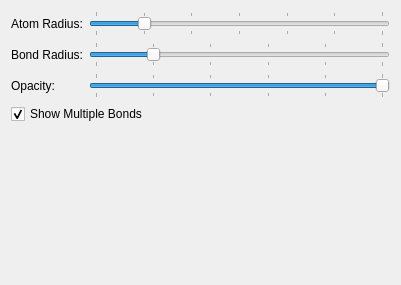
Above: libavogadro/src/engines/bsdysettingswidget.ui from cryos/avogadro before the change. Below: the same form after it.
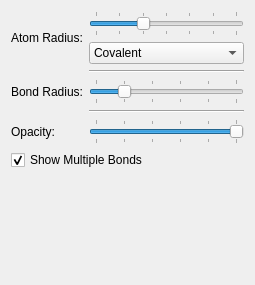
That is the form after the change.

Commit message: Added choice of Covalen/VdW radii

The edit to the form file:
```diff
--- a/libavogadro/src/engines/bsdysettingswidget.ui
+++ b/libavogadro/src/engines/bsdysettingswidget.ui
@@ -1,20 +1,20 @@
 <ui version="4.0" >
  <class>BSDYSettingsWidget</class>
- <widget class="QWidget" name="BSDYSettingsWidget" >
-  <property name="geometry" >
+ <widget class="QWidget" name="BSDYSettingsWidget">
+  <property name="geometry">
    <rect>
     <x>0</x>
     <y>0</y>
-    <width>401</width>
+    <width>255</width>
     <height>285</height>
    </rect>
   </property>
   <layout class="QVBoxLayout" name="verticalLayout" >
    <item>
-    <layout class="QGridLayout" name="gridLayout" >
-     <item row="0" column="0" >
-      <widget class="QLabel" name="atomRadiusLabel" >
-       <property name="text" >
+    <layout class="QGridLayout" name="gridLayout">
+     <item row="0" column="0" rowspan="2">
+      <widget class="QLabel" name="atomRadiusLabel">
+       <property name="text">
         <string>Atom Radius:</string>
        </property>
       </widget>
@@ -30,8 +30,8 @@
        <property name="pageStep" >
         <number>10</number>
        </property>
-       <property name="value" >
-        <number>15</number>
+       <property name="value">
+        <number>25</number>
        </property>
        <property name="orientation" >
         <enum>Qt::Horizontal</enum>
@@ -41,16 +41,16 @@
        </property>
       </widget>
      </item>
-     <item row="1" column="0" >
-      <widget class="QLabel" name="bondRadiusLabel" >
-       <property name="text" >
+     <item row="5" column="0">
+      <widget class="QLabel" name="bondRadiusLabel">
+       <property name="text">
         <string>Bond Radius:</string>
        </property>
       </widget>
      </item>
-     <item row="1" column="2" >
-      <widget class="QSlider" name="bondRadiusSlider" >
-       <property name="minimum" >
+     <item row="5" column="2">
+      <widget class="QSlider" name="bondRadiusSlider">
+       <property name="minimum">
         <number>1</number>
        </property>
        <property name="maximum" >
@@ -70,16 +70,16 @@
        </property>
       </widget>
      </item>
-     <item row="2" column="0" >
-      <widget class="QLabel" name="opacitySliderLabel" >
-       <property name="text" >
+     <item row="8" column="0">
+      <widget class="QLabel" name="opacitySliderLabel">
+       <property name="text">
         <string>Opacity:</string>
        </property>
       </widget>
      </item>
-     <item row="2" column="2" >
-      <widget class="QSlider" name="opacitySlider" >
-       <property name="minimum" >
+     <item row="8" column="2">
+      <widget class="QSlider" name="opacitySlider">
+       <property name="minimum">
         <number>0</number>
        </property>
        <property name="maximum" >
@@ -111,6 +111,46 @@
        </property>
       </widget>
      </item>
+     <item row="1" column="2">
+      <widget class="QComboBox" name="combo_radius">
+       <property name="sizePolicy">
+        <sizepolicy hsizetype="Expanding" vsizetype="Fixed">
+         <horstretch>0</horstretch>
+         <verstretch>0</verstretch>
+        </sizepolicy>
+       </property>
+       <property name="minimumSize">
+        <size>
+         <width>0</width>
+         <height>0</height>
+        </size>
+       </property>
+       <item>
+        <property name="text">
+         <string>Covalent</string>
+        </property>
+       </item>
+       <item>
+        <property name="text">
+         <string>Van der Waals</string>
+        </property>
+       </item>
+      </widget>
+     </item>
+     <item row="2" column="2">
+      <widget class="Line" name="line">
+       <property name="orientation">
+        <enum>Qt::Horizontal</enum>
+       </property>
+      </widget>
+     </item>
+     <item row="6" column="2">
+      <widget class="Line" name="line_2">
+       <property name="orientation">
+        <enum>Qt::Horizontal</enum>
+       </property>
+      </widget>
+     </item>
     </layout>
    </item>
    <item>
```
Left out of the diff: 59 changed lines with no effect on the pictures. The commit also changes 2 other files.
